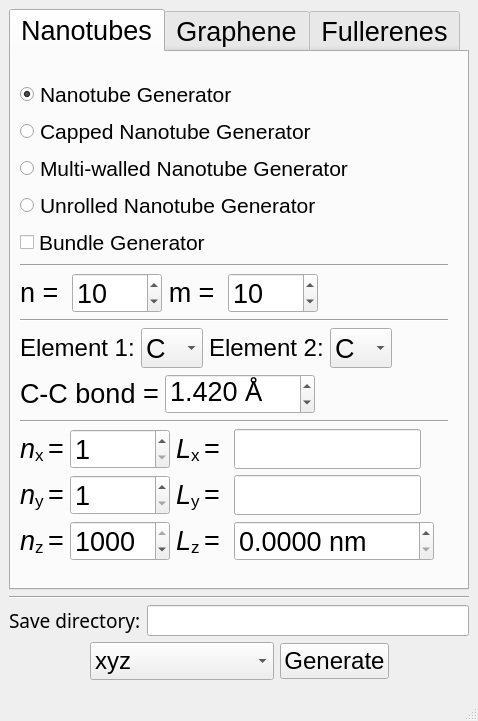
The window that sknano/nanogen_gui/nanogen.ui (scikit-nano/scikit-nano) describes before a commit, drawn with Qt 5.
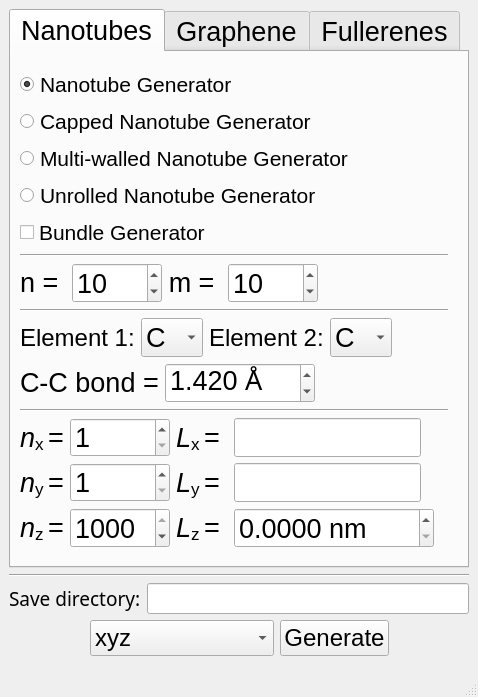
The same window after the commit.

```diff
--- a/sknano/nanogen_gui/nanogen.ui
+++ b/sknano/nanogen_gui/nanogen.ui
@@ -7,7 +7,7 @@
     <x>0</x>
     <y>0</y>
     <width>478</width>
-    <height>721</height>
+    <height>697</height>
    </rect>
   </property>
   <property name="font">
@@ -165,7 +165,7 @@
                       <property name="minimumSize">
                        <size>
                         <width>90</width>
-                        <height>40</height>
+                        <height>36</height>
                        </size>
                       </property>
                       <property name="font">
@@ -204,7 +204,7 @@
                       <property name="minimumSize">
                        <size>
                         <width>90</width>
-                        <height>40</height>
+                        <height>36</height>
                        </size>
                       </property>
                       <property name="font">
@@ -270,7 +270,7 @@
                       <property name="minimumSize">
                        <size>
                         <width>0</width>
-                        <height>40</height>
+                        <height>36</height>
                        </size>
                       </property>
                       <property name="currentIndex">
@@ -324,7 +324,7 @@
                       <property name="minimumSize">
                        <size>
                         <width>0</width>
-                        <height>40</height>
+                        <height>36</height>
                        </size>
                       </property>
                       <property name="currentIndex">
@@ -403,7 +403,7 @@
                     <property name="minimumSize">
                      <size>
                       <width>150</width>
-                      <height>40</height>
+                      <height>36</height>
                      </size>
                     </property>
                     <property name="font">
@@ -488,7 +488,7 @@
                     <property name="minimumSize">
                      <size>
                       <width>100</width>
-                      <height>40</height>
+                      <height>36</height>
                      </size>
                     </property>
                     <property name="font">
@@ -528,7 +528,7 @@
                     <property name="minimumSize">
                      <size>
                       <width>175</width>
-                      <height>40</height>
+                      <height>36</height>
                      </size>
                     </property>
                     <property name="maximumSize">
@@ -586,7 +586,7 @@
                     <property name="minimumSize">
                      <size>
                       <width>100</width>
-                      <height>40</height>
+                      <height>36</height>
                      </size>
                     </property>
                     <property name="font">
@@ -626,7 +626,7 @@
                     <property name="minimumSize">
                      <size>
                       <width>175</width>
-                      <height>40</height>
+                      <height>36</height>
                      </size>
                     </property>
                     <property name="maximumSize">
@@ -684,7 +684,7 @@
                     <property name="minimumSize">
                      <size>
                       <width>100</width>
-                      <height>40</height>
+                      <height>36</height>
                      </size>
                     </property>
                     <property name="font">
@@ -730,7 +730,7 @@
                     <property name="minimumSize">
                      <size>
                       <width>200</width>
-                      <height>40</height>
+                      <height>36</height>
                      </size>
                     </property>
                     <property name="font">
@@ -1406,7 +1406,7 @@
             <property name="minimumSize">
              <size>
               <width>0</width>
-              <height>38</height>
+              <height>36</height>
              </size>
             </property>
             <property name="font">
```
Left out of the diff: 14 changed lines with no effect on the pictures.
